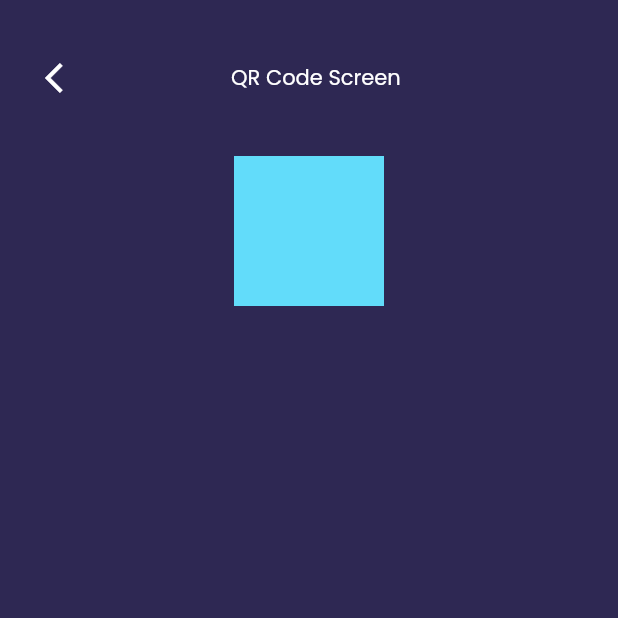
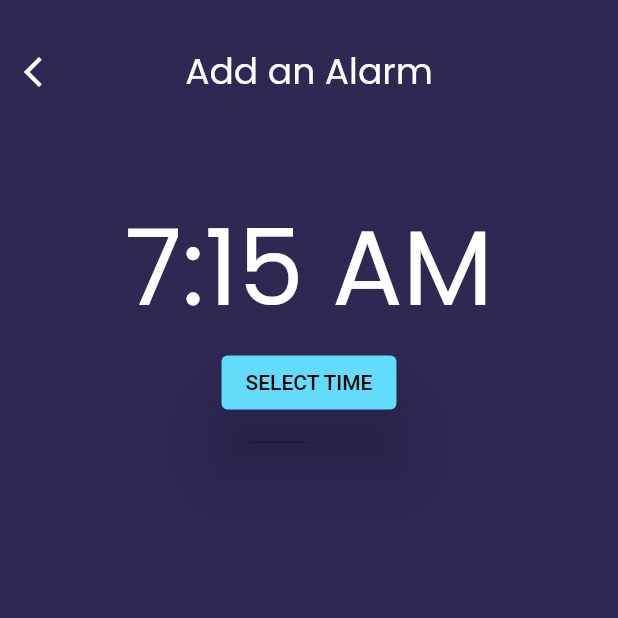
Before and after one commit to ishaan-arya/wake-me-up, a Flutter app: the screen it shows after launch, on a phone screen of 412 x 824 dp, the top half of it. Run offline on Flutter 3.47's test engine with Material 2 defaults, Android fonts, the phone set to English and light mode, and no system bars.

Commit message:
[addAlarmScreen] => Built the add alarm screen

```diff
--- a/lib/main.dart
+++ b/lib/main.dart
@@ -2,6 +2,7 @@ import 'package:flutter/material.dart';
 import 'package:wake_me_up/widgets/header/header.widget.dart';
 import 'package:wake_me_up/utils/constants/constants.utils.dart';
 import 'package:wake_me_up/screens/qrCodeScreen/qr_code.screens.dart';
+import 'package:wake_me_up/screens/addAlarmScreen/add_alarm.screens.dart';
 
 void main() {
   runApp(MyApp());
@@ -11,7 +12,11 @@ class MyApp extends StatelessWidget {
   @override
   Widget build(BuildContext context) {
     return MaterialApp(
-      home: QRCodeScreen(),
+      routes: {
+        '/': (context) => AddAlarmScreen(),
+        '/first': (context) => QRCodeScreen(),
+      },
+      initialRoute: '/',
     );
   }
 }
--- /dev/null
+++ b/lib/screens/addAlarmScreen/add_alarm.screens.dart
@@ -0,0 +1,60 @@
+import 'package:flutter/material.dart';
+import 'package:flutter/services.dart';
+import 'package:wake_me_up/widgets/header/header.widget.dart';
+import 'package:wake_me_up/utils/constants/constants.utils.dart';
+
+class AddAlarmScreen extends StatefulWidget {
+  @override
+  _AddAlarmScreenState createState() => _AddAlarmScreenState();
+}
+
+class _AddAlarmScreenState extends State<AddAlarmScreen> {
+  @override
+  Widget build(BuildContext context) {
+    TimeOfDay _time = TimeOfDay(hour: 7, minute: 15);
+
+    void _selectTime() async {
+      final TimeOfDay newTime = await showTimePicker(
+        context: context,
+        initialTime: _time,
+      );
+      if (newTime != null) {
+        setState(() {
+          _time = newTime;
+        });
+      }
+    }
+
+    return MaterialApp(
+      home: SafeArea(
+        child: Scaffold(
+          backgroundColor: kPrimaryColor,
+          body: Column(
+            children: [
+              Header(title: 'Add an Alarm'),
+              SizedBox(
+                height: 50,
+              ),
+              Text(
+                '${_time.format(context)}',
+                style: kTimeTextStyle,
+              ),
+              ElevatedButton(
+                onPressed: _selectTime,
+                child: Text(
+                  'SELECT TIME',
+                  style: TextStyle(color: Colors.black),
+                ),
+                style: ButtonStyle(
+                  backgroundColor: MaterialStateProperty.all(kSecondaryColor),
+                  elevation: MaterialStateProperty.all(20.0),
+                ),
+              ),
+              SizedBox(height: 8),
+            ],
+          ),
+        ),
+      ),
+    );
+  }
+}
--- a/lib/utils/constants/constants.utils.dart
+++ b/lib/utils/constants/constants.utils.dart
@@ -1,5 +1,6 @@
 import 'package:flutter/material.dart';
 
+//Colours
 const kPrimaryColor = Color(0xFF2E2853);
 
 const kSecondaryColor = Color(0xFF62DCFA);
@@ -8,7 +9,15 @@ const kContrastColor = Colors.white;
 
 const kContrastColor2 = Color(0xFFC4C4C4);
 
+//Text Styles
 const kHeaderTextStyle = TextStyle(
   color: kContrastColor,
   fontFamily: 'Poppins',
+  fontSize: 24,
 );
+
+const kTimeTextStyle = TextStyle(
+  color: kContrastColor,
+  fontFamily: 'Poppins',
+  fontSize: 70,
+);
--- a/lib/widgets/header/header.widget.dart
+++ b/lib/widgets/header/header.widget.dart
@@ -1,4 +1,5 @@
 import 'package:flutter/material.dart';
+import 'package:flutter/rendering.dart';
 import 'package:wake_me_up/utils/constants/constants.utils.dart';
 
 class Header extends StatelessWidget {
@@ -6,20 +7,23 @@ class Header extends StatelessWidget {
   Header({this.title});
   @override
   Widget build(BuildContext context) {
-    return Padding(
-      padding: EdgeInsets.symmetric(horizontal: 30, vertical: 40),
-      child: Row(
-        children: [
-          Icon(
+    return Column(
+      children: [
+        SizedBox(height: 20),
+        AppBar(
+          leading: Icon(
             Icons.arrow_back_ios,
             color: kContrastColor,
           ),
-          SizedBox(
-            width: 100,
+          title: Text(
+            title,
+            style: kHeaderTextStyle,
           ),
-          Text(title, style: kHeaderTextStyle),
-        ],
-      ),
+          centerTitle: true,
+          backgroundColor: kPrimaryColor,
+          elevation: 0,
+        ),
+      ],
     );
   }
 }
```
